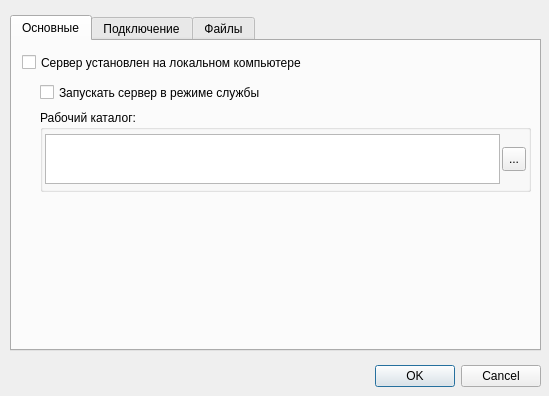
Before: the Qt Designer form ws_admin/form/optionsdialog.ui in arcirk/ws_solution, drawn with Qt 5.
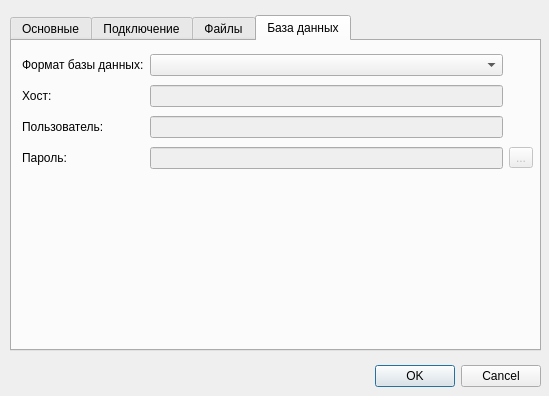
After: the same form once the commit is applied. The open tabs and pages were chosen to show the change. Icons and pictures are not drawn.

What changed in the file:
```diff
--- a/ws_admin/form/optionsdialog.ui
+++ b/ws_admin/form/optionsdialog.ui
@@ -571,6 +571,95 @@
      </layout>
     </widget>
    </widget>
+   <widget class="QWidget" name="tab_4">
+    <attribute name="title">
+     <string>База данных</string>
+    </attribute>
+    <widget class="QWidget" name="gridLayoutWidget">
+     <property name="geometry">
+      <rect>
+       <x>10</x>
+       <y>10</y>
+       <width>511</width>
+       <height>121</height>
+      </rect>
+     </property>
+     <layout class="QGridLayout" name="gridLayout_7">
+      <item row="1" column="0">
+       <widget class="QLabel" name="label_14">
+        <property name="text">
+         <string>Хост:</string>
+        </property>
+       </widget>
+      </item>
+      <item row="1" column="1">
+       <widget class="QLineEdit" name="lineSqlHost">
+        <property name="enabled">
+         <bool>false</bool>
+        </property>
+       </widget>
+      </item>
+      <item row="2" column="1">
+       <widget class="QLineEdit" name="lineSqlUser">
+        <property name="enabled">
+         <bool>false</bool>
+        </property>
+       </widget>
+      </item>
+      <item row="3" column="1">
+       <widget class="QLineEdit" name="lineSqlPassword">
+        <property name="enabled">
+         <bool>false</bool>
+        </property>
+        <property name="echoMode">
+         <enum>QLineEdit::Password</enum>
+        </property>
+       </widget>
+      </item>
+      <item row="0" column="0">
+       <widget class="QLabel" name="label_9">
+        <property name="text">
+         <string>Формат базы данных:</string>
+        </property>
+       </widget>
+      </item>
+      <item row="0" column="1">
+       <widget class="QComboBox" name="cmbFormatDb"/>
+      </item>
+      <item row="2" column="0">
+       <widget class="QLabel" name="label_15">
+        <property name="text">
+         <string>Пользователь:</string>
+        </property>
+       </widget>
+      </item>
+      <item row="3" column="0">
+       <widget class="QLabel" name="label_16">
+        <property name="text">
+         <string>Пароль:</string>
+        </property>
+       </widget>
+      </item>
+      <item row="3" column="2">
+       <widget class="QToolButton" name="toolButton">
+        <property name="enabled">
+         <bool>false</bool>
+        </property>
+        <property name="text">
+         <string>...</string>
+        </property>
+        <property name="icon">
+         <iconset resource="../resources.qrc">
+          <normaloff>:/images/img/viewPwd1.svg</normaloff>:/images/img/viewPwd1.svg</iconset>
+        </property>
+        <property name="checkable">
+         <bool>true</bool>
+        </property>
+       </widget>
+      </item>
+     </layout>
+    </widget>
+   </widget>
   </widget>
  </widget>
  <resources>
```
Left out of the diff: 2 changed lines with no effect on the pictures.
